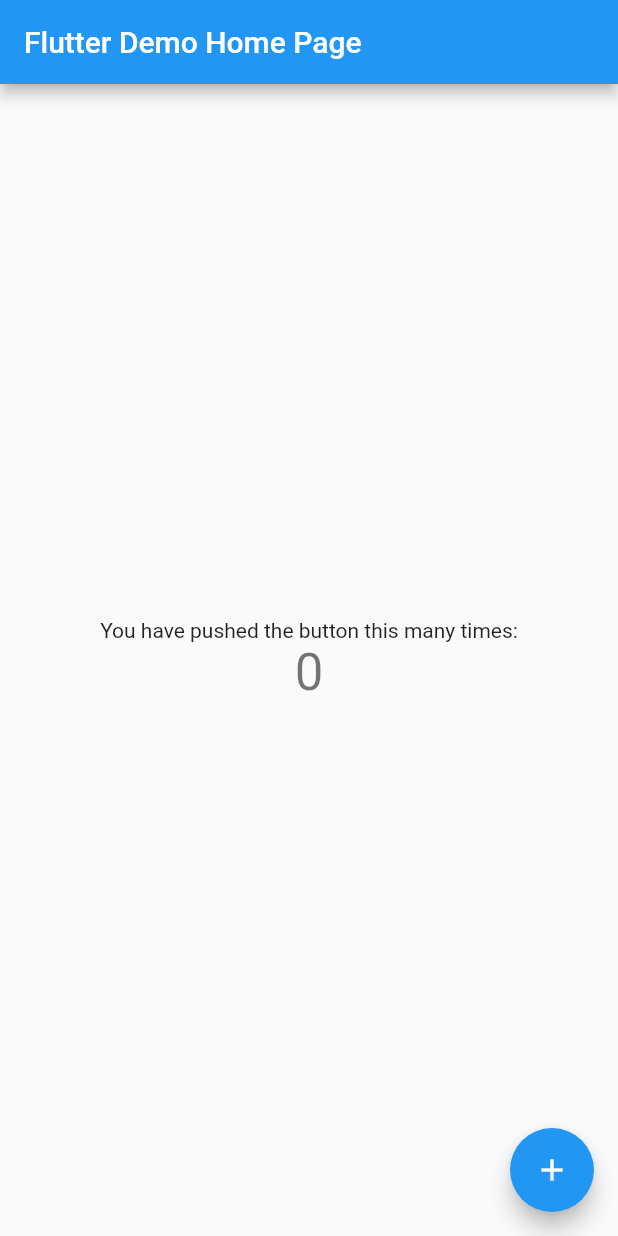
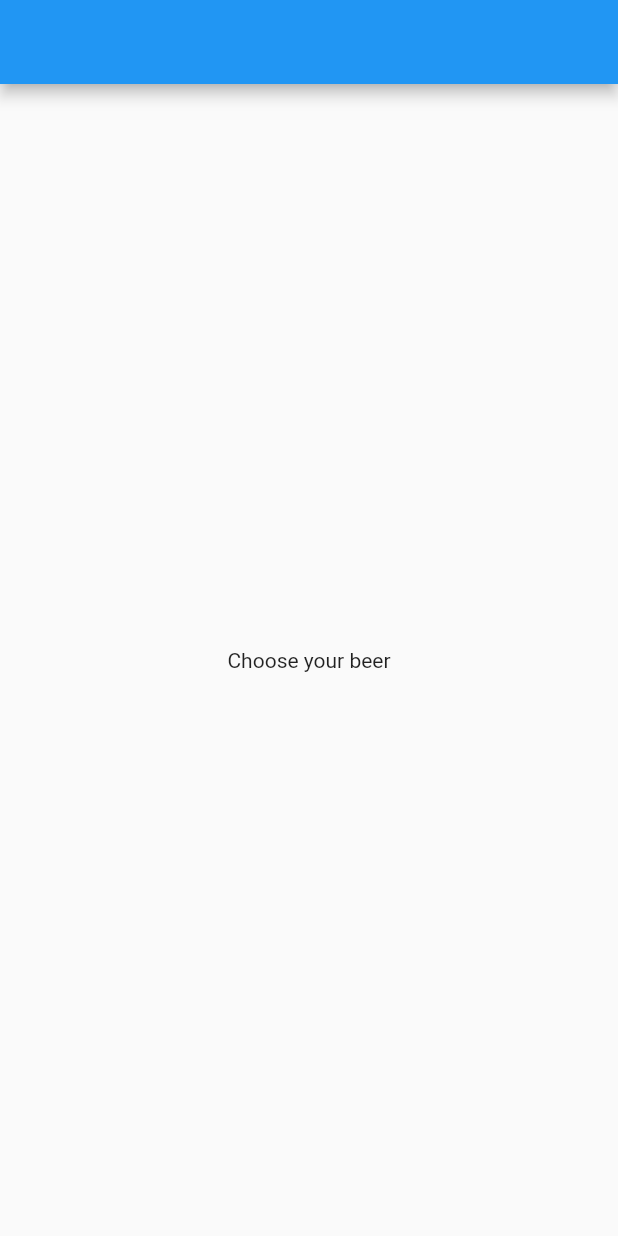
Before and after one commit to ChariseWalraven/real_brew, a Flutter app: the screen it shows after launch, on a phone screen of 412 x 824 dp. Run offline on Flutter 3.47's test engine with Material 2 defaults, Android fonts, the phone set to English and light mode, and no system bars; missing offline and left inert: mockito.

Commit message:
gets basic home screen widget test to pass

```diff
--- a/lib/main.dart
+++ b/lib/main.dart
@@ -1,4 +1,5 @@
 import 'package:flutter/material.dart';
+import 'package:real_brew/services/beer_api.dart';
 
 void main() {
   runApp(const MyApp());
@@ -11,105 +12,40 @@
   @override
   Widget build(BuildContext context) {
     return MaterialApp(
-      title: 'Flutter Demo',
+      title: 'Real Brew',
       theme: ThemeData(
-        // This is the theme of your application.
-        //
-        // Try running your application with "flutter run". You'll see the
-        // application has a blue toolbar. Then, without quitting the app, try
-        // changing the primarySwatch below to Colors.green and then invoke
-        // "hot reload" (press "r" in the console where you ran "flutter run",
-        // or simply save your changes to "hot reload" in a Flutter IDE).
-        // Notice that the counter didn't reset back to zero; the application
-        // is not restarted.
         primarySwatch: Colors.blue,
       ),
-      home: const MyHomePage(title: 'Flutter Demo Home Page'),
+      home: const HomeScreen(),
     );
   }
 }
 
-class MyHomePage extends StatefulWidget {
-  const MyHomePage({super.key, required this.title});
-
-  // This widget is the home page of your application. It is stateful, meaning
-  // that it has a State object (defined below) that contains fields that affect
-  // how it looks.
-
-  // This class is the configuration for the state. It holds the values (in this
-  // case the title) provided by the parent (in this case the App widget) and
-  // used by the build method of the State. Fields in a Widget subclass are
-  // always marked "final".
-
-  final String title;
-
-  @override
-  State<MyHomePage> createState() => _MyHomePageState();
-}
-
-class _MyHomePageState extends State<MyHomePage> {
-  int _counter = 0;
-
-  void _incrementCounter() {
-    setState(() {
-      // This call to setState tells the Flutter framework that something has
-      // changed in this State, which causes it to rerun the build method below
-      // so that the display can reflect the updated values. If we changed
-      // _counter without calling setState(), then the build method would not be
-      // called again, and so nothing would appear to happen.
-      _counter++;
-    });
-  }
+class HomeScreen extends StatelessWidget {
+  const HomeScreen({super.key});
 
   @override
   Widget build(BuildContext context) {
-    // This method is rerun every time setState is called, for instance as done
-    // by the _incrementCounter method above.
-    //
-    // The Flutter framework has been optimized to make rerunning build methods
-    // fast, so that you can just rebuild anything that needs updating rather
-    // than having to individually change instances of widgets.
     return Scaffold(
-      appBar: AppBar(
-        // Here we take the value from the MyHomePage object that was created by
-        // the App.build method, and use it to set our appbar title.
-        title: Text(widget.title),
+      appBar: AppBar(),
+      body: Column(
+        mainAxisAlignment: MainAxisAlignment.center,
+        children: const [
+          Text(
+            'Choose your beer',
+          ),
+          BeersList(),
+        ],
       ),
-      body: Center(
-        // Center is a layout widget. It takes a single child and positions it
-        // in the middle of the parent.
-        child: Column(
-          // Column is also a layout widget. It takes a list of children and
-          // arranges them vertically. By default, it sizes itself to fit its
-          // children horizontally, and tries to be as tall as its parent.
-          //
-          // Invoke "debug painting" (press "p" in the console, choose the
-          // "Toggle Debug Paint" action from the Flutter Inspector in Android
-          // Studio, or the "Toggle Debug Paint" command in Visual Studio Code)
-          // to see the wireframe for each widget.
-          //
-          // Column has various properties to control how it sizes itself and
-          // how it positions its children. Here we use mainAxisAlignment to
-          // center the children vertically; the main axis here is the vertical
-          // axis because Columns are vertical (the cross axis would be
-          // horizontal).
-          mainAxisAlignment: MainAxisAlignment.center,
-          children: <Widget>[
-            const Text(
-              'You have pushed the button this many times:',
-            ),
-            Text(
-              '$_counter',
-              style: Theme.of(context).textTheme.headline4,
-            ),
-          ],
-        ),
-      ),
-      floatingActionButton: FloatingActionButton(
-        onPressed: _incrementCounter,
-        tooltip: 'Increment',
-        child: const Icon(Icons.add),
-      ), // This trailing comma makes auto-formatting nicer for build methods.
     );
   }
 }
+
+class BeersList extends StatelessWidget {
+  const BeersList({super.key});
+
+  @override
+  Widget build(BuildContext context) {
+    return Container();
+  }
+}
```
Also changed, not shown: 1 other file.
